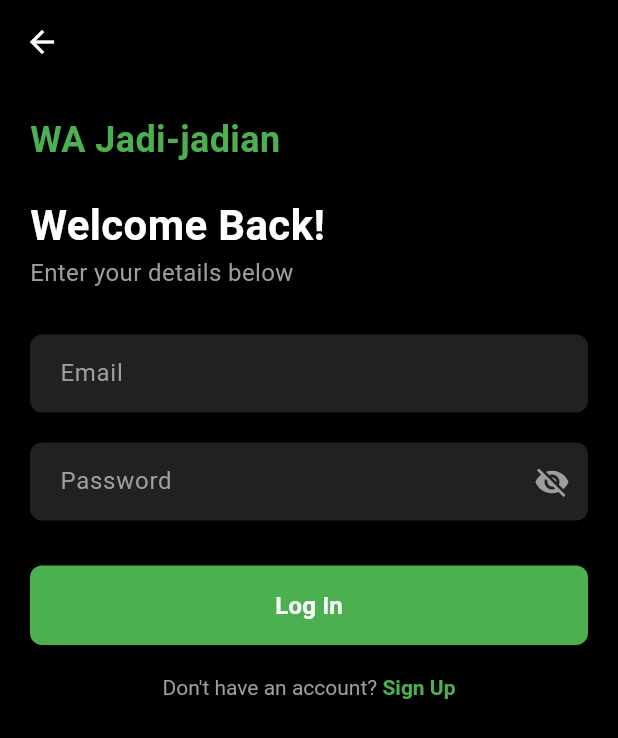
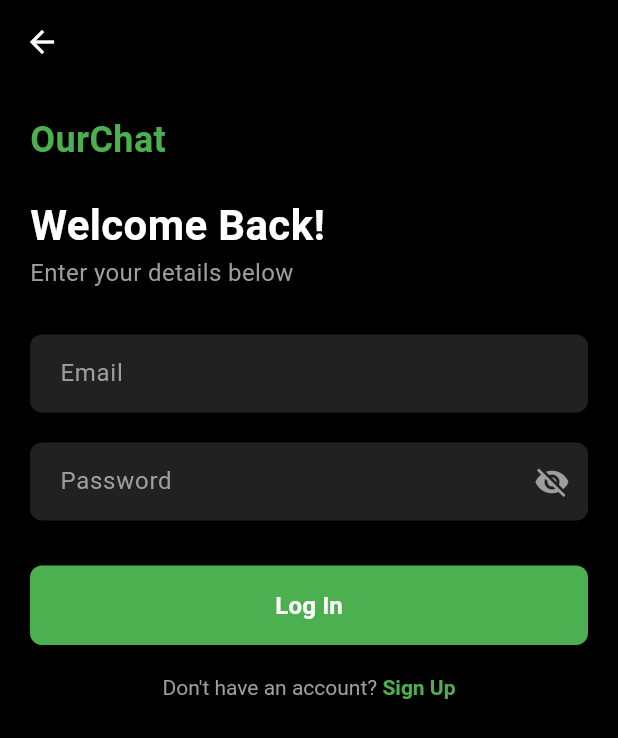
Before and after one commit to RozukenZ/ApalahCOba, a Flutter app: the screen it shows after launch, after a tap on "Login", on a phone screen of 412 x 824 dp. Shown: the top 738 px of the screen. Run offline on Flutter 3.47's test engine with Material 3 defaults, Android fonts, the phone set to English and light mode, and no system bars; our stand-ins replace cloud_firestore, connectivity_plus, firebase_auth, firebase_core, firebase_messaging, flutter_local_notifications and 10 more; accounts and stored records are empty; network calls fail.

Commit message:
benerin ui

```diff
--- a/lib/app/views/logreg/login_page.dart
+++ b/lib/app/views/logreg/login_page.dart
@@ -41,7 +41,7 @@ class _LoginPageState extends State<LoginPage> {
           crossAxisAlignment: CrossAxisAlignment.start,
           children: [
             const Text(
-              'WA Jadi-jadian',
+              'OurChat',
               style: TextStyle(
                 color: Colors.green,
                 fontSize: 24,
--- a/lib/app/views/welcome_page.dart
+++ b/lib/app/views/welcome_page.dart
@@ -43,17 +43,48 @@ class WelcomePage extends StatelessWidget {
                 const SizedBox(height: 20),
                 ElevatedButton(
                   onPressed: () {
-                    Get.toNamed(AppRoutes.login);  // Navigasi ke halaman login
+                    Get.toNamed(AppRoutes.login); // Navigasi ke halaman login
                   },
-                  child: const Text('Login'),
+                  style: ElevatedButton.styleFrom(
+                    backgroundColor: Colors.blueAccent, // Warna latar
+                    padding: const EdgeInsets.symmetric(vertical: 10, horizontal: 32), // Padding tombol
+                    shape: RoundedRectangleBorder(
+                      borderRadius: BorderRadius.circular(10), // Sudut membulat
+                    ),
+                    elevation: 5, // Efek elevasi (bayangan)
+                  ),
+                  child: const Text(
+                    'Login',
+                    style: TextStyle(
+                      fontSize: 18, // Ukuran font
+                      fontWeight: FontWeight.bold, // Tebal font
+                      color: Colors.white, // Warna teks
+                    ),
+                  ),
                 ),
                 const SizedBox(height: 20),
                 ElevatedButton(
                   onPressed: () {
-                    Get.toNamed(AppRoutes.register);  // Navigasi ke halaman register
+                    Get.toNamed(AppRoutes.register); // Navigasi ke halaman register
                   },
-                  child: const Text('Register'),
+                  style: ElevatedButton.styleFrom(
+                    backgroundColor: Colors.green, // Warna latar
+                    padding: const EdgeInsets.symmetric(vertical: 10, horizontal: 32), // Padding tombol
+                    shape: RoundedRectangleBorder(
+                      borderRadius: BorderRadius.circular(10), // Sudut membulat
+                    ),
+                    elevation: 5, // Efek elevasi (bayangan)
+                  ),
+                  child: const Text(
+                    'Register',
+                    style: TextStyle(
+                      fontSize: 18, // Ukuran font
+                      fontWeight: FontWeight.bold, // Tebal font
+                      color: Colors.white, // Warna teks
+                    ),
+                  ),
                 ),
+
               ],
             ),
           );
```
